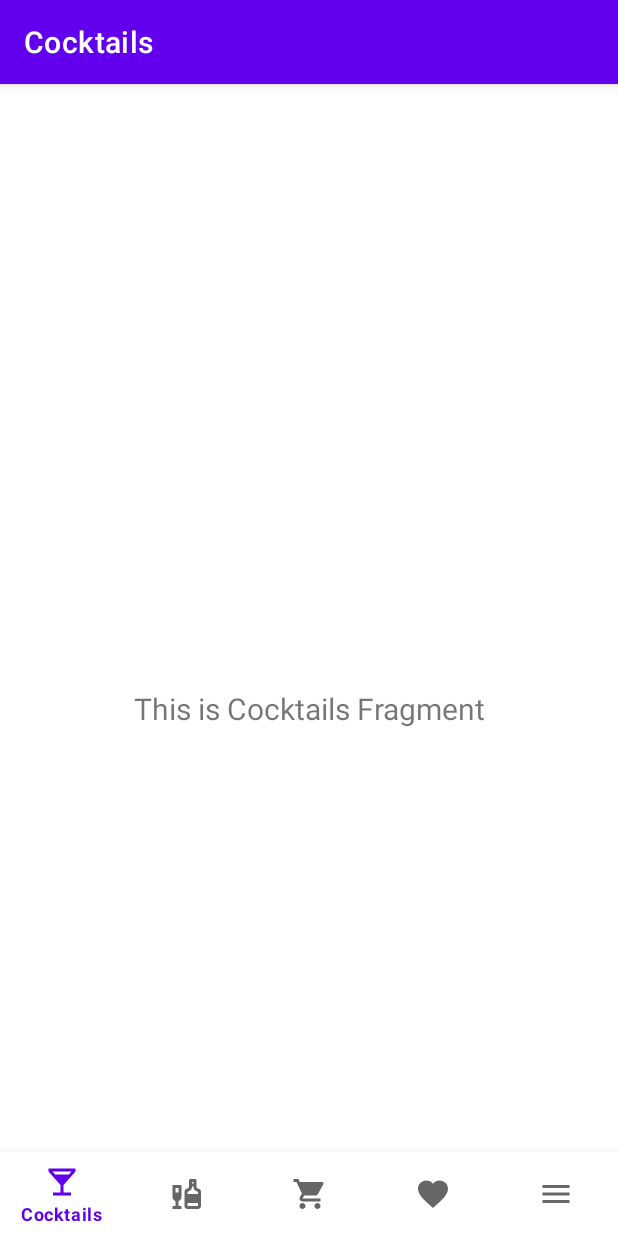
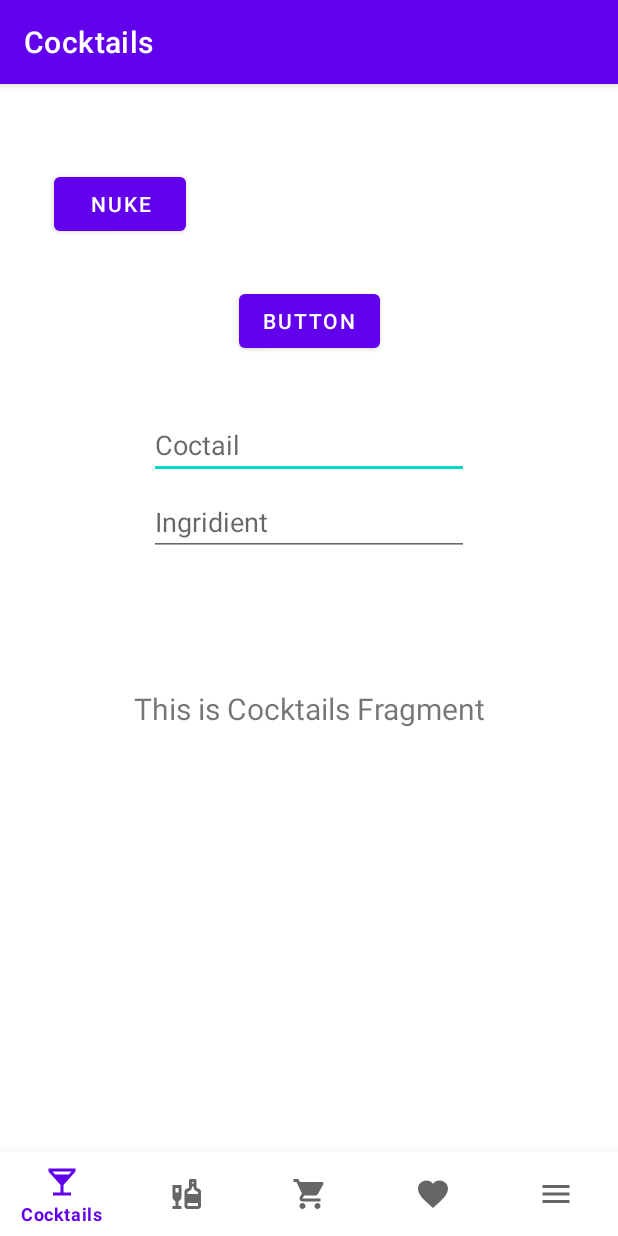
Before and after one commit to tv1light/AppPrototype_1, an Android app built with Jetpack Compose: the screen it shows after launch (MainActivity), on a phone screen of 412 x 824 dp. Run offline under Robolectric (Android 15) with nearby library versions, the phone set to English and light mode, and no system bars; our stand-ins replace Room's generated code, navigation-ui.

Commit message:
Разъебвл интерфейс для бд

```diff
--- a/app/src/main/java/com/example/appprototype1/Dao.kt
+++ b/app/src/main/java/com/example/appprototype1/Dao.kt
@@ -8,7 +8,9 @@ import kotlinx.coroutines.flow.Flow
 @Dao
 interface Dao {
     @Insert
-    fun instertItem(item: Item)
+    fun insertItem(item: Item)
     @Query("SELECT * FROM Items")
     fun getItems(): Flow<List<Item>>
+    @Query("DELETE FROM Items")
+    fun nukeTable()
 }
--- a/app/src/main/java/com/example/appprototype1/MainActivity.kt
+++ b/app/src/main/java/com/example/appprototype1/MainActivity.kt
@@ -20,10 +20,27 @@ class MainActivity : AppCompatActivity() {
         binding = ActivityMainBinding.inflate(layoutInflater)
         setContentView(binding.root)
 
+
         val db = DataBase.getDB(this)
 
-        val it = Item(null,"Bloody Mary", "Vodka") //тестовая херь, думаю будет удобнее её в отдельное окно вынести
 
+
+//        val it = Item(null,"Bloody Mary", "Vodka") //тестовая херь, думаю будет удобнее её в отдельное окно вынести
+
+        binding.buttonSave.setOnClickListener{
+            val it = Item(null,
+                binding.edCoct.text.toString(),
+                binding.edIngr.text.toString())
+            Thread{
+                db.getDao().insertItem(it)
+            }.start()
+        }
+
+        binding.buttonNuke.setOnClickListener{
+            Thread{
+                db.getDao().nukeTable()
+            }.start()
+        }
 
         val navView: BottomNavigationView = binding.navView
 
@@ -37,8 +54,8 @@ class MainActivity : AppCompatActivity() {
                 R.id.navigation_cart, R.id.navigation_favorites,
                 R.id.navigation_menu
             )
-
         )
+//        db.clearAllTables()
 
 
 
--- a/app/src/main/res/layout/activity_main.xml
+++ b/app/src/main/res/layout/activity_main.xml
@@ -1,6 +1,7 @@
 <?xml version="1.0" encoding="utf-8"?>
 <androidx.constraintlayout.widget.ConstraintLayout xmlns:android="http://schemas.android.com/apk/res/android"
     xmlns:app="http://schemas.android.com/apk/res-auto"
+    xmlns:tools="http://schemas.android.com/tools"
     android:id="@+id/container"
     android:layout_width="match_parent"
     android:layout_height="match_parent"
@@ -25,9 +26,54 @@
         android:layout_height="match_parent"
         app:defaultNavHost="true"
         app:layout_constraintBottom_toTopOf="@id/nav_view"
+        app:layout_constraintHorizontal_bias="0.0"
         app:layout_constraintLeft_toLeftOf="parent"
         app:layout_constraintRight_toRightOf="parent"
         app:layout_constraintTop_toTopOf="parent"
+        app:layout_constraintVertical_bias="0.0"
         app:navGraph="@navigation/mobile_navigation" />
 
+    <Button
+        android:id="@+id/buttonSave"
+        android:layout_width="wrap_content"
+        android:layout_height="wrap_content"
+        android:layout_marginBottom="530dp"
+        android:text="Button"
+        app:layout_constraintBottom_toTopOf="@+id/nav_view"
+        app:layout_constraintEnd_toEndOf="@+id/nav_view"
+        app:layout_constraintStart_toStartOf="parent" />
+
+    <EditText
+        android:id="@+id/edCoct"
+        android:layout_width="wrap_content"
+        android:layout_height="wrap_content"
+        android:layout_marginTop="-550dp"
+        android:ems="10"
+        android:hint="Coctail"
+        android:inputType="textPersonName"
+        app:layout_constraintEnd_toEndOf="parent"
+        app:layout_constraintStart_toStartOf="@+id/nav_host_fragment_activity_main"
+        app:layout_constraintTop_toBottomOf="@+id/nav_host_fragment_activity_main" />
+
+    <EditText
+        android:id="@+id/edIngr"
+        android:layout_width="wrap_content"
+        android:layout_height="wrap_content"
+        android:layout_marginTop="6dp"
+        android:ems="10"
+        android:hint="Ingridient"
+        android:inputType="textPersonName"
+        app:layout_constraintEnd_toEndOf="@+id/edCoct"
+        app:layout_constraintStart_toStartOf="@+id/edCoct"
+        app:layout_constraintTop_toBottomOf="@+id/edCoct" />
+
+    <Button
+        android:id="@+id/buttonNuke"
+        android:layout_width="wrap_content"
+        android:layout_height="wrap_content"
+        android:text="Nuke"
+        app:layout_constraintEnd_toStartOf="@+id/buttonSave"
+        app:layout_constraintStart_toStartOf="@+id/nav_view"
+        tools:layout_editor_absoluteY="35dp" />
+
 </androidx.constraintlayout.widget.ConstraintLayout>
```
